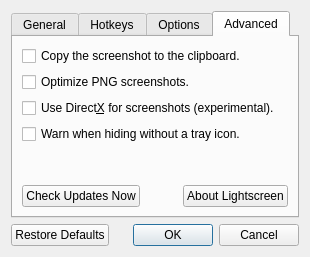
manjeetdahiya/lightscreen-clone, file dialogs/optionsdialog.ui: the form before one commit.
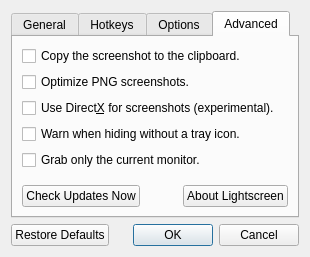
The form after the commit. Icons and pictures are not drawn. Custom widgets are drawn as their Qt base class.

Commit message: Added stub for the "current monitor only" option.

The edit to the form file:
```diff
--- a/dialogs/optionsdialog.ui
+++ b/dialogs/optionsdialog.ui
@@ -525,6 +525,13 @@
          </property>
         </widget>
        </item>
+       <item>
+        <widget class="QCheckBox" name="currentMonitorCheckBox">
+         <property name="text">
+          <string>Grab only the current monitor.</string>
+         </property>
+        </widget>
+       </item>
        <item>
         <spacer name="verticalSpacer">
          <property name="orientation">
```
The commit also changes 3 other files.
